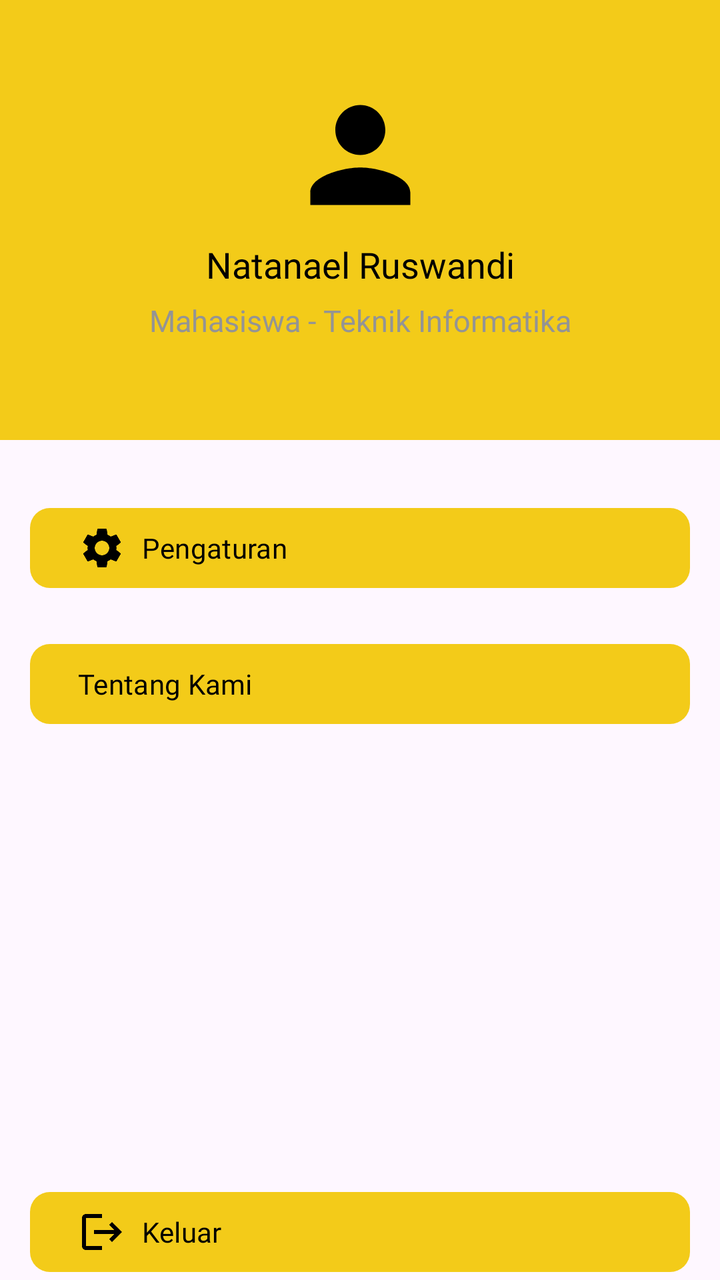
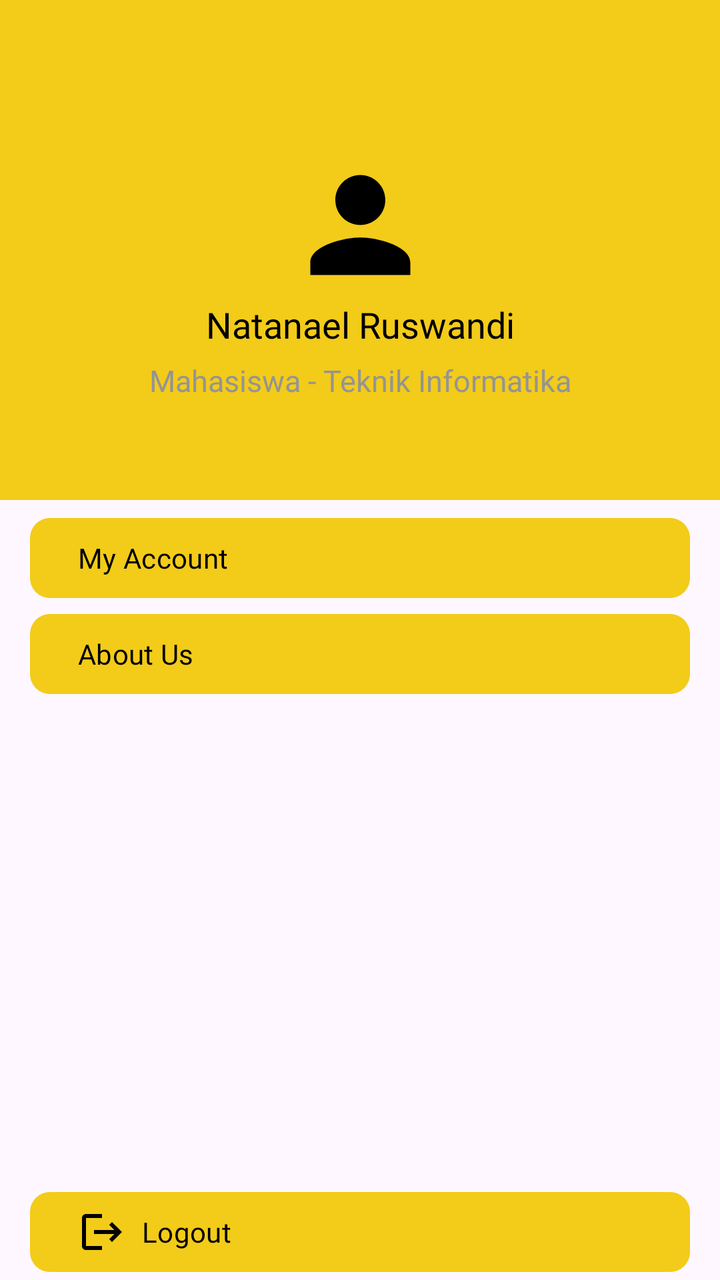

Two renders of the same Android screen: before a commit and after it. Below are the layout's source before the change and the commit's diff.
<!-- AndroidManifest.xml: application theme Theme.UNIKU -->
<!-- res/layout/fragment_setting.xml -->
<?xml version="1.0" encoding="utf-8"?>
<RelativeLayout
    xmlns:android="http://schemas.android.com/apk/res/android"
    xmlns:app="http://schemas.android.com/apk/res-auto"
    xmlns:tools="http://schemas.android.com/tools"
    android:id="@+id/main"
    android:layout_width="match_parent"
    android:layout_height="match_parent"
    tools:context=".Setting">

    <RelativeLayout
        android:layout_width="match_parent"
        android:layout_height="match_parent"
        android:orientation="vertical">

        <FrameLayout
            android:layout_width="match_parent"
            android:layout_height="220dp"
            android:background="@color/primary">

            <ImageView
                android:layout_width="match_parent"
                android:layout_height="75dp"
                android:layout_marginTop="40dp"
                android:src="@drawable/ic_person"/>

            <TextView
                android:layout_width="match_parent"
                android:layout_height="wrap_content"
                android:fontFamily="@font/poppins_bold"
                android:textAlignment="center"
                android:textSize="18sp"
                android:text="Natanael Ruswandi"
                android:layout_marginTop="120dp"
                android:textColor="@color/black"/>
            <TextView
                android:layout_width="match_parent"
                android:layout_height="wrap_content"
                android:fontFamily="@font/poppins_medium"
                android:textAlignment="center"
                android:textSize="15sp"
                android:text="Mahasiswa - Teknik Informatika"
                android:layout_marginTop="150dp"
                android:textColor="@color/hint"/>

        </FrameLayout>

        <LinearLayout
            android:layout_width="match_parent"
            android:layout_height="match_parent"
            android:layout_marginTop="250dp"
            android:layout_marginStart="15dp"
            android:layout_marginEnd="15dp"
            android:orientation="vertical">

            <com.google.android.material.button.MaterialButton
                app:cornerRadius="10dp"
                android:id="@+id/pengaturan"
                android:layout_width="match_parent"
                android:layout_height="wrap_content"
                android:elevation="5dp"
                android:textAlignment="textStart"
                android:fontFamily="@font/poppins_bold"
                android:text="Pengaturan"
                android:drawableLeft="@drawable/ic_setting"
                android:textColor="@color/black"/>

            <com.google.android.material.button.MaterialButton
                app:cornerRadius="10dp"
                android:id="@+id/tk"
                android:layout_width="match_parent"
                android:layout_height="wrap_content"
                android:elevation="5dp"
                android:layout_marginTop="20dp"
                android:textAlignment="textStart"
                android:fontFamily="@font/poppins_bold"
                android:text="Tentang Kami"
                android:textColor="@color/black"/>

            <LinearLayout
                android:layout_width="match_parent"
                android:layout_height="match_parent"
                android:gravity="bottom">

                <com.google.android.material.button.MaterialButton
                    android:id="@+id/logout"
                    app:cornerRadius="10dp"
                    android:layout_width="match_parent"
                    android:layout_height="wrap_content"
                    android:elevation="5dp"
                    android:textAlignment="textStart"
                    android:fontFamily="@font/poppins_bold"
                    android:text="Keluar"
                    android:textColor="@color/black"
                    android:drawableLeft="@drawable/ic_logut"/>

            </LinearLayout>

        </LinearLayout>

    </RelativeLayout>

</RelativeLayout>
<!-- resources referenced by this layout -->
<resources>
  <color name="black">#FF000000</color>
  <color name="hint">#949494</color>
  <color name="primary">#F3CB19</color>
  <!-- drawable ic_logut (drawable) -->
  <vector xmlns:android="http://schemas.android.com/apk/res/android" android:autoMirrored="true" android:height="24dp" android:tint="@color/black" android:viewportHeight="24" android:viewportWidth="24" android:width="24dp">
        
      <path android:fillColor="@android:color/white" android:pathData="M17,7l-1.41,1.41L18.17,11H8v2h10.17l-2.58,2.58L17,17l5,-5zM4,5h8V3H4c-1.1,0 -2,0.9 -2,2v14c0,1.1 0.9,2 2,2h8v-2H4V5z"/>
      
  </vector>
  <!-- drawable ic_person (drawable) -->
  <vector xmlns:android="http://schemas.android.com/apk/res/android" android:height="24dp" android:tint="#000000" android:viewportHeight="24" android:viewportWidth="24" android:width="24dp">
        
      <path android:fillColor="@android:color/white" android:pathData="M12,12c2.21,0 4,-1.79 4,-4s-1.79,-4 -4,-4 -4,1.79 -4,4 1.79,4 4,4zM12,14c-2.67,0 -8,1.34 -8,4v2h16v-2c0,-2.66 -5.33,-4 -8,-4z"/>
      
  </vector>
  <!-- drawable ic_setting (drawable) -->
  <vector xmlns:android="http://schemas.android.com/apk/res/android" android:height="24dp" android:tint="#000000" android:viewportHeight="24" android:viewportWidth="24" android:width="24dp">
        
      <path android:fillColor="@android:color/white" android:pathData="M19.14,12.94c0.04,-0.3 0.06,-0.61 0.06,-0.94c0,-0.32 -0.02,-0.64 -0.07,-0.94l2.03,-1.58c0.18,-0.14 0.23,-0.41 0.12,-0.61l-1.92,-3.32c-0.12,-0.22 -0.37,-0.29 -0.59,-0.22l-2.39,0.96c-0.5,-0.38 -1.03,-0.7 -1.62,-0.94L14.4,2.81c-0.04,-0.24 -0.24,-0.41 -0.48,-0.41h-3.84c-0.24,0 -0.43,0.17 -0.47,0.41L9.25,5.35C8.66,5.59 8.12,5.92 7.63,6.29L5.24,5.33c-0.22,-0.08 -0.47,0 -0.59,0.22L2.74,8.87C2.62,9.08 2.66,9.34 2.86,9.48l2.03,1.58C4.84,11.36 4.8,11.69 4.8,12s0.02,0.64 0.07,0.94l-2.03,1.58c-0.18,0.14 -0.23,0.41 -0.12,0.61l1.92,3.32c0.12,0.22 0.37,0.29 0.59,0.22l2.39,-0.96c0.5,0.38 1.03,0.7 1.62,0.94l0.36,2.54c0.05,0.24 0.24,0.41 0.48,0.41h3.84c0.24,0 0.44,-0.17 0.47,-0.41l0.36,-2.54c0.59,-0.24 1.13,-0.56 1.62,-0.94l2.39,0.96c0.22,0.08 0.47,0 0.59,-0.22l1.92,-3.32c0.12,-0.22 0.07,-0.47 -0.12,-0.61L19.14,12.94zM12,15.6c-1.98,0 -3.6,-1.62 -3.6,-3.6s1.62,-3.6 3.6,-3.6s3.6,1.62 3.6,3.6S13.98,15.6 12,15.6z"/>
      
  </vector>
  <style name="Theme.UNIKU" parent="Base.Theme.UNIKU" />
  <style name="Base.Theme.UNIKU" parent="Theme.Material3.DayNight.NoActionBar">
          
           <item name="colorPrimary">@color/primary</item>
      </style>
</resources>

<!-- the commit's change to res/layout/fragment_setting.xml (unified diff, before → after) -->
@@ -15,13 +15,12 @@
 
         <FrameLayout
             android:layout_width="match_parent"
-            android:layout_height="220dp"
+            android:layout_height="250dp"
             android:background="@color/primary">
-
             <ImageView
                 android:layout_width="match_parent"
                 android:layout_height="75dp"
-                android:layout_marginTop="40dp"
+                android:layout_marginTop="75dp"
                 android:src="@drawable/ic_person"/>
 
             <TextView
@@ -31,7 +30,7 @@
                 android:textAlignment="center"
                 android:textSize="18sp"
                 android:text="Natanael Ruswandi"
-                android:layout_marginTop="120dp"
+                android:layout_marginTop="150dp"
                 android:textColor="@color/black"/>
             <TextView
                 android:layout_width="match_parent"
@@ -40,7 +39,7 @@
                 android:textAlignment="center"
                 android:textSize="15sp"
                 android:text="Mahasiswa - Teknik Informatika"
-                android:layout_marginTop="150dp"
+                android:layout_marginTop="180dp"
                 android:textColor="@color/hint"/>
 
         </FrameLayout>
@@ -48,33 +47,31 @@
         <LinearLayout
             android:layout_width="match_parent"
             android:layout_height="match_parent"
-            android:layout_marginTop="250dp"
+            android:layout_marginTop="255dp"
             android:layout_marginStart="15dp"
             android:layout_marginEnd="15dp"
             android:orientation="vertical">
 
             <com.google.android.material.button.MaterialButton
                 app:cornerRadius="10dp"
-                android:id="@+id/pengaturan"
+                android:id="@+id/akun"
                 android:layout_width="match_parent"
                 android:layout_height="wrap_content"
                 android:elevation="5dp"
                 android:textAlignment="textStart"
                 android:fontFamily="@font/poppins_bold"
-                android:text="Pengaturan"
-                android:drawableLeft="@drawable/ic_setting"
+                android:text="My Account"
                 android:textColor="@color/black"/>
 
             <com.google.android.material.button.MaterialButton
                 app:cornerRadius="10dp"
-                android:id="@+id/tk"
+                android:id="@+id/about"
                 android:layout_width="match_parent"
                 android:layout_height="wrap_content"
                 android:elevation="5dp"
-                android:layout_marginTop="20dp"
                 android:textAlignment="textStart"
                 android:fontFamily="@font/poppins_bold"
-                android:text="Tentang Kami"
+                android:text="About Us"
                 android:textColor="@color/black"/>
 
             <LinearLayout
@@ -90,7 +87,7 @@
                     android:elevation="5dp"
                     android:textAlignment="textStart"
                     android:fontFamily="@font/poppins_bold"
-                    android:text="Keluar"
+                    android:text="Logout"
                     android:textColor="@color/black"
                     android:drawableLeft="@drawable/ic_logut"/>
 
<!-- resource entries referenced after the edit -->
@@ -15,12 +15,6 @@
       <path android:fillColor="@android:color/white" android:pathData="M12,12c2.21,0 4,-1.79 4,-4s-1.79,-4 -4,-4 -4,1.79 -4,4 1.79,4 4,4zM12,14c-2.67,0 -8,1.34 -8,4v2h16v-2c0,-2.66 -5.33,-4 -8,-4z"/>
       
   </vector>
-  <!-- drawable ic_setting (drawable) -->
-  <vector xmlns:android="http://schemas.android.com/apk/res/android" android:height="24dp" android:tint="#000000" android:viewportHeight="24" android:viewportWidth="24" android:width="24dp">
-        
-      <path android:fillColor="@android:color/white" android:pathData="M19.14,12.94c0.04,-0.3 0.06,-0.61 0.06,-0.94c0,-0.32 -0.02,-0.64 -0.07,-0.94l2.03,-1.58c0.18,-0.14 0.23,-0.41 0.12,-0.61l-1.92,-3.32c-0.12,-0.22 -0.37,-0.29 -0.59,-0.22l-2.39,0.96c-0.5,-0.38 -1.03,-0.7 -1.62,-0.94L14.4,2.81c-0.04,-0.24 -0.24,-0.41 -0.48,-0.41h-3.84c-0.24,0 -0.43,0.17 -0.47,0.41L9.25,5.35C8.66,5.59 8.12,5.92 7.63,6.29L5.24,5.33c-0.22,-0.08 -0.47,0 -0.59,0.22L2.74,8.87C2.62,9.08 2.66,9.34 2.86,9.48l2.03,1.58C4.84,11.36 4.8,11.69 4.8,12s0.02,0.64 0.07,0.94l-2.03,1.58c-0.18,0.14 -0.23,0.41 -0.12,0.61l1.92,3.32c0.12,0.22 0.37,0.29 0.59,0.22l2.39,-0.96c0.5,0.38 1.03,0.7 1.62,0.94l0.36,2.54c0.05,0.24 0.24,0.41 0.48,0.41h3.84c0.24,0 0.44,-0.17 0.47,-0.41l0.36,-2.54c0.59,-0.24 1.13,-0.56 1.62,-0.94l2.39,0.96c0.22,0.08 0.47,0 0.59,-0.22l1.92,-3.32c0.12,-0.22 0.07,-0.47 -0.12,-0.61L19.14,12.94zM12,15.6c-1.98,0 -3.6,-1.62 -3.6,-3.6s1.62,-3.6 3.6,-3.6s3.6,1.62 3.6,3.6S13.98,15.6 12,15.6z"/>
-      
-  </vector>
   <style name="Theme.UNIKU" parent="Base.Theme.UNIKU" />
   <style name="Base.Theme.UNIKU" parent="Theme.Material3.DayNight.NoActionBar">
           
